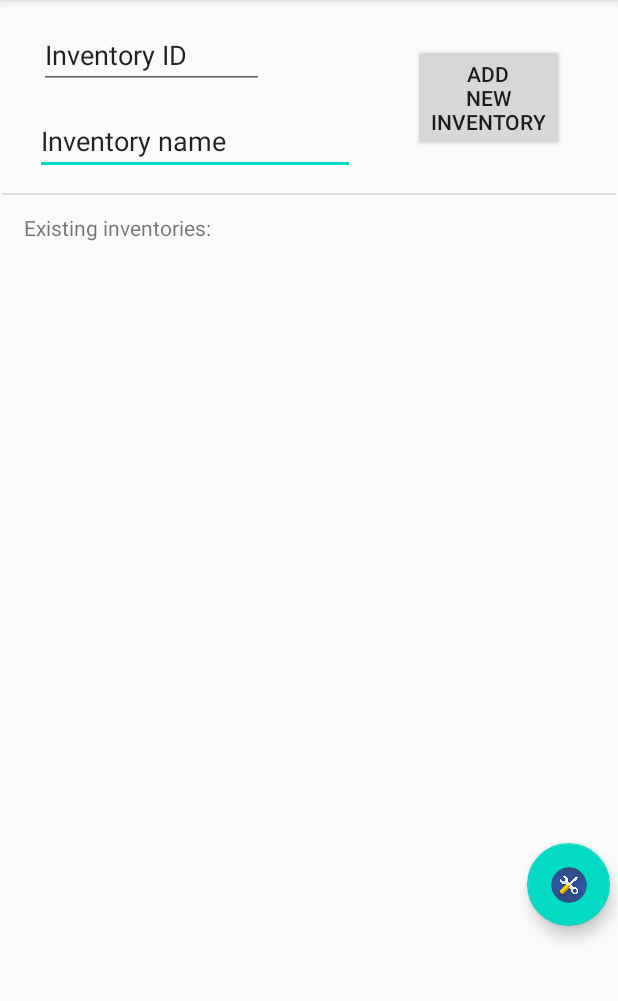
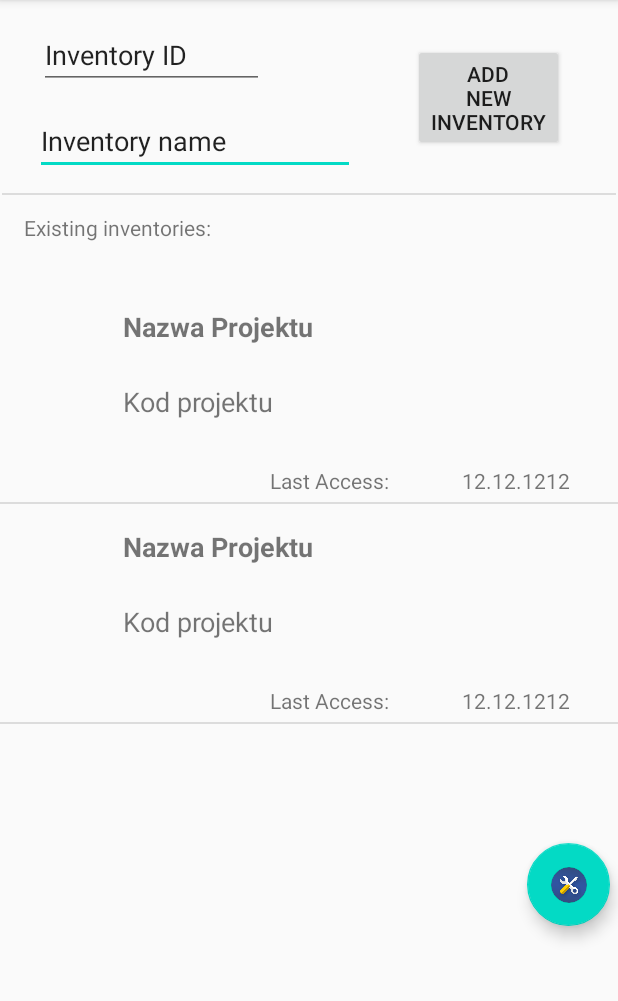
Before and after one commit to dokolyski/LegoApp, an Android app: the screen it shows after launch (MainActivity), on a phone screen of 412 x 824 dp, the part 84-1085 px from its top. Run offline under Robolectric (Android 15) with nearby library versions, the phone set to English and light mode, and no system bars; our stand-ins replace Room's generated code.

Commit message:
adapter, backgroud color of items done

```diff
--- a/app/src/main/java/com/example/lego/activity/mainActivity/MainActivity.kt
+++ b/app/src/main/java/com/example/lego/activity/mainActivity/MainActivity.kt
@@ -12,6 +12,7 @@ import androidx.lifecycle.MutableLiveData
 import androidx.lifecycle.Observer
 import com.example.lego.activity.partsListActivity.PartsListActivity
 import com.example.lego.R
+import com.example.lego.activity.partsListActivity.ProjectAdapter
 import com.example.lego.activity.settingsActivity.SettingsActivity
 import com.example.lego.database.DatabaseSingleton
 import com.example.lego.database.entity.Inventory
@@ -49,7 +50,7 @@ class MainActivity : AppCompatActivity() {
             inventoryList.forEach {
                 labelsArray.add(it.name)
             }
-            listView.adapter = ArrayAdapter(this, android.R.layout.simple_list_item_1, labelsArray)
+            listView.adapter = ProjectAdapter(this)
         }
 
         inventoriesLiveData.observe(this, inventoriesObserver)
--- a/app/src/main/java/com/example/lego/activity/partsListActivity/ItemAdapter.kt
+++ b/app/src/main/java/com/example/lego/activity/partsListActivity/ItemAdapter.kt
@@ -1,10 +1,12 @@
 package com.example.lego.activity.partsListActivity
 
 import android.content.Context
+import android.graphics.Color
 import android.view.LayoutInflater
 import android.view.View
 import android.view.ViewGroup
 import android.widget.*
+import androidx.constraintlayout.widget.ConstraintLayout
 import androidx.core.view.get
 import com.example.lego.R
 
@@ -29,8 +31,11 @@ class ItemAdapter(
             for (i: Int in 0 until listItem.childCount) {
                 val child: View = listItem[i]
                 if (child.id == R.id.integer_number) {
-                    if( (child as TextView).text.toString().toInt() != maxNumber.text.toString().toInt())
+                    if( (child as TextView).text.toString().toInt() != maxNumber.text.toString().toInt()) {
                         increaseInteger(child)
+                        if ( (child as TextView).text.toString().toInt() == maxNumber.text.toString().toInt())
+                            (listItem.parent as ConstraintLayout).setBackgroundColor(Color.CYAN)
+                    }
                 }
             }
         }
@@ -41,6 +46,8 @@ class ItemAdapter(
                 if (child.id == R.id.integer_number) {
                     if( (child as TextView).text.toString().toInt() > 0)
                         decreaseInteger(child)
+                        if ( (child as TextView).text.toString().toInt() != maxNumber.text.toString().toInt())
+                            (listItem.parent as ConstraintLayout).setBackgroundColor(Color.WHITE)
                 }
             }
         }
@@ -84,6 +91,10 @@ class ItemAdapter(
         mainLabel.text = data.title
         descriptionLabel.text = data.description
         imageView.setImageBitmap(data.imageBitmap)
+
+        if( (data.quantityInSet == data.quantityInStore)){
+            (maxElements.parent as ConstraintLayout).setBackgroundColor(Color.CYAN)
+        }
     }
 
 }
--- /dev/null
+++ b/app/src/main/java/com/example/lego/activity/partsListActivity/ProjectAdapter.kt
@@ -0,0 +1,42 @@
+package com.example.lego.activity.partsListActivity
+
+import android.content.Context
+import android.graphics.Color
+import android.view.LayoutInflater
+import android.view.View
+import android.view.ViewGroup
+import android.widget.*
+import androidx.constraintlayout.widget.ConstraintLayout
+import androidx.core.view.get
+import com.example.lego.R
+
+class ProjectAdapter(
+    private val context: Context
+) : BaseAdapter() {
+
+    override fun getView(position: Int, convertView: View?, parent: ViewGroup?): View {
+        val layoutInflater = LayoutInflater.from(context)
+        val rowView = layoutInflater.inflate(R.layout.row_project, parent, false)
+
+        //fillLayout(rowView, item)
+
+        return rowView
+    }
+
+    override fun getItem(position: Int): Any {
+        return "TEST"
+    }
+
+    override fun getItemId(position: Int): Long {
+        return position.toLong()
+    }
+
+    override fun getCount(): Int {
+        return 2
+    }
+
+    private fun fillLayout(rowView: View, data: LayoutRowData) {
+
+    }
+
+}
--- /dev/null
+++ b/app/src/main/res/layout/row_project.xml
@@ -0,0 +1,54 @@
+<?xml version="1.0" encoding="utf-8"?>
+<androidx.constraintlayout.widget.ConstraintLayout
+    xmlns:android="http://schemas.android.com/apk/res/android"
+    xmlns:app="http://schemas.android.com/apk/res-auto"
+    xmlns:tools="http://schemas.android.com/tools"
+    android:layout_width="match_parent"
+    android:layout_height="match_parent">
+
+    <TextView
+        android:id="@+id/textView_maxElements2"
+        android:layout_width="100dp"
+        android:layout_height="24dp"
+        android:layout_marginTop="24dp"
+        android:text="12.12.1212"
+        android:textSize="14sp"
+        app:layout_constraintEnd_toEndOf="parent"
+        app:layout_constraintHorizontal_bias="0.84"
+        app:layout_constraintStart_toEndOf="@+id/textView_maxElements"
+        app:layout_constraintTop_toBottomOf="@+id/textView_down" />
+
+    <TextView
+        android:id="@+id/textView_top"
+        android:layout_width="248dp"
+        android:layout_height="38dp"
+        android:layout_marginTop="16dp"
+        android:text="Nazwa Projektu"
+        android:textSize="18sp"
+        android:textStyle="bold"
+        app:layout_constraintEnd_toEndOf="parent"
+        app:layout_constraintStart_toStartOf="parent"
+        app:layout_constraintTop_toTopOf="parent" />
+
+    <TextView
+        android:id="@+id/textView_down"
+        android:layout_width="248dp"
+        android:layout_height="31dp"
+        android:layout_marginTop="12dp"
+        android:text="Kod projektu"
+        android:textSize="18sp"
+        app:layout_constraintStart_toStartOf="@+id/textView_top"
+        app:layout_constraintTop_toBottomOf="@+id/textView_top" />
+
+    <TextView
+        android:id="@+id/textView_maxElements"
+        android:layout_width="106dp"
+        android:layout_height="24dp"
+        android:layout_marginStart="180dp"
+        android:layout_marginTop="24dp"
+        android:text="Last Access:"
+        android:textSize="14sp"
+        app:layout_constraintStart_toStartOf="parent"
+        app:layout_constraintTop_toBottomOf="@+id/textView_down" />
+
+</androidx.constraintlayout.widget.ConstraintLayout>
```
Also changed, not shown: 3 other files.
